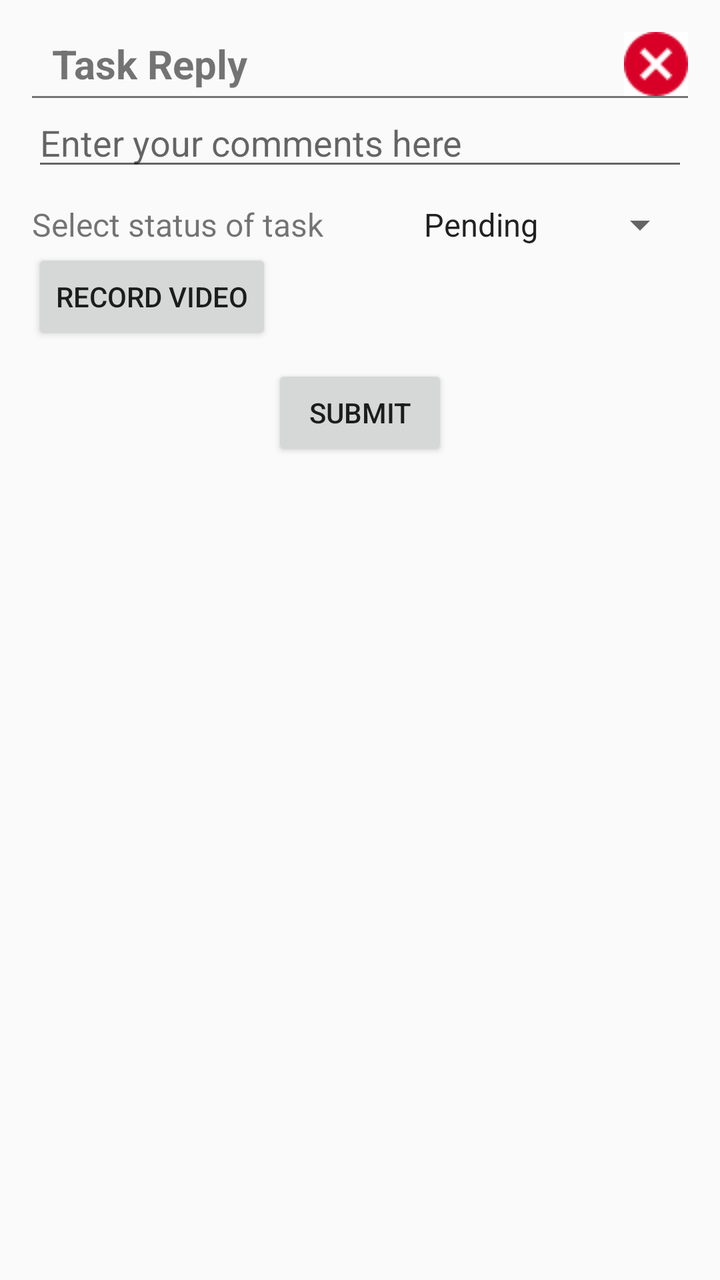
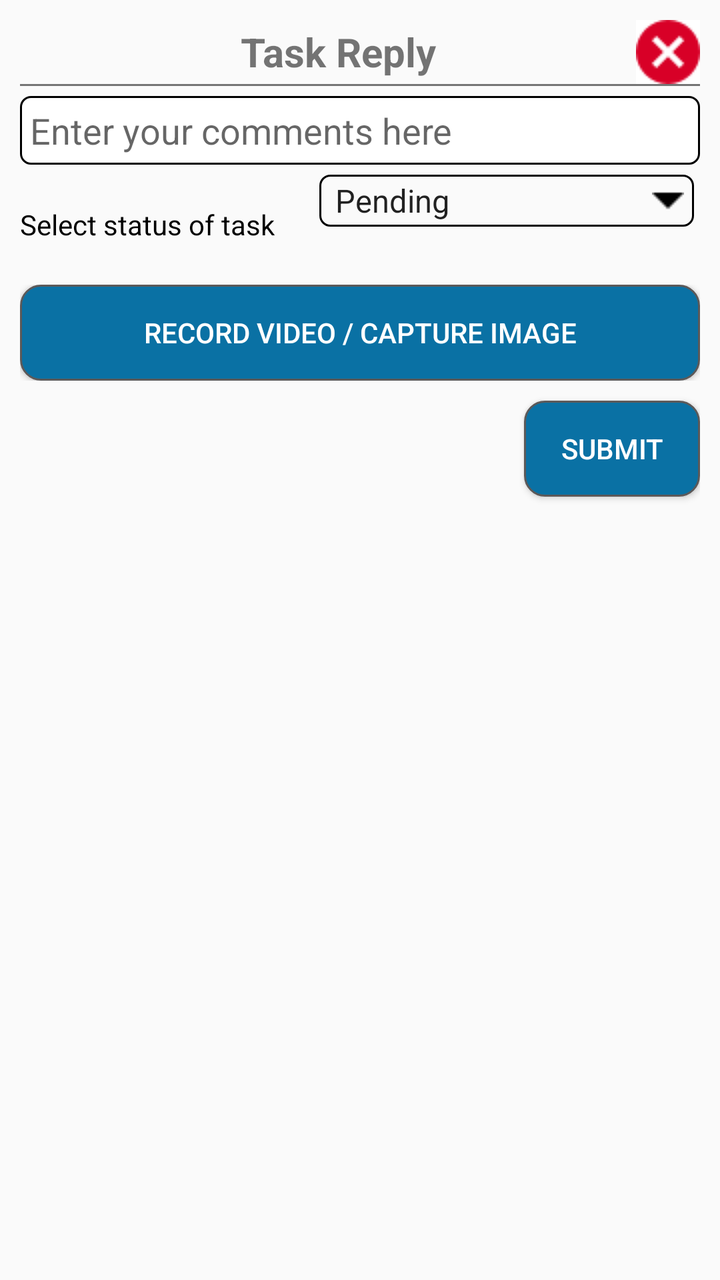

Screens rendered from an Android XML layout before and after an edit, with the pre-edit source and the edit as a unified diff.
<!-- AndroidManifest.xml: application theme AppTheme -->
<!-- res/layout/task_editor.xml -->
<?xml version="1.0" encoding="utf-8"?>
<LinearLayout xmlns:android="http://schemas.android.com/apk/res/android"
    android:layout_width="match_parent"
    android:layout_height="match_parent"
    android:orientation="vertical"
    android:padding="16dp">


    <LinearLayout
        android:layout_width="match_parent"
        android:layout_height="wrap_content"
        android:orientation="horizontal">

        <TextView
            android:layout_width="0dp"
            android:layout_height="wrap_content"
            android:layout_gravity="center"
            android:layout_marginLeft="10dp"
            android:layout_weight="1"
            android:gravity="left"
            android:text="Task Reply"
            android:textSize="20sp"
            android:textStyle="bold" />

        <ImageButton
            android:id="@+id/edt_close"
            android:layout_width="wrap_content"
            android:layout_height="wrap_content"
            android:background="@color/white"
            android:src="@drawable/cancelbutton" />
    </LinearLayout>

    <View
        android:layout_width="match_parent"
        android:layout_height="1dp"
        android:background="@color/grey_600" />

    <EditText
        android:id="@+id/taskComments"
        android:layout_width="match_parent"

        android:layout_height="wrap_content"
        android:hint="Enter your comments here" />

    <LinearLayout
        android:layout_width="match_parent"
        android:layout_height="wrap_content"
        android:layout_marginTop="10dp">


        <TextView
            android:layout_width="0dp"
            android:layout_height="wrap_content"
            android:layout_weight="7"
            android:layout_gravity="center"
            android:text="Select status of task"
            android:textSize="16sp" />

        <Spinner
            android:id="@+id/taskSpinner"
            android:layout_width="0dp"
            android:layout_height="wrap_content"
            android:layout_weight="5.2"
            android:entries="@array/statusSpinner" />
    </LinearLayout>

    <LinearLayout
        android:layout_width="match_parent"
        android:visibility="visible"
        android:layout_height="wrap_content">

        <Button
            android:id="@+id/record"
            android:layout_width="wrap_content"
            android:layout_height="wrap_content"
            android:text="Record Video" />


    </LinearLayout>

    <Button
        android:id="@+id/task_submit"
        android:layout_width="wrap_content"
        android:layout_height="wrap_content"
        android:layout_gravity="center"
        android:layout_marginTop="10dp"
        android:text="Submit" />

</LinearLayout>
<!-- resources referenced by this layout -->
<resources>
  <string-array name="statusSpinner">
  
      <item>Pending</item>
      <item>Progress</item>
      <item>Compleated</item>
  </string-array>
  <color name="grey_600">#757575</color>
  <color name="white">#FFFFFF</color>
  <!-- drawable cancelbutton: png bitmap (drawable, 616 bytes) -->
  <style name="AppTheme" parent="Theme.AppCompat.Light.DarkActionBar">
          
          <item name="windowNoTitle">true</item>
          <item name="windowActionBar">false</item>
          <item name="colorPrimary">@color/light_blue_800</item>
          <item name="colorPrimaryDark">@color/colorPrimaryDark</item>
          <item name="colorAccent">@color/colorAccent</item>
      </style>
  <color name="light_blue_800">#0277bd</color>
  <color name="colorPrimaryDark">#303F9F</color>
  <color name="colorAccent">#000105</color>
</resources>

<!-- the commit's change to res/layout/task_editor.xml (unified diff, before → after) -->
@@ -3,7 +3,7 @@
     android:layout_width="match_parent"
     android:layout_height="match_parent"
     android:orientation="vertical"
-    android:padding="16dp">
+    android:padding="10dp">
 
 
     <LinearLayout
@@ -17,7 +17,7 @@
             android:layout_gravity="center"
             android:layout_marginLeft="10dp"
             android:layout_weight="1"
-            android:gravity="left"
+            android:gravity="center"
             android:text="Task Reply"
             android:textSize="20sp"
             android:textStyle="bold" />
@@ -38,42 +38,78 @@
     <EditText
         android:id="@+id/taskComments"
         android:layout_width="match_parent"
+        android:layout_height="wrap_content"
+        android:layout_gravity="center"
+        android:layout_marginTop="5dp"
+        android:background="@drawable/rounded_edittext"
+        android:hint="Enter your comments here"
+        android:inputType="text"
+        android:padding="5dp"
+        android:singleLine="true" />
 
-        android:layout_height="wrap_content"
-        android:hint="Enter your comments here" />
+    <LinearLayout
+        android:layout_width="match_parent"
+        android:layout_height="50dp"
+        android:layout_marginTop="5dp"
+        android:orientation="horizontal">
+
+        <TextView
+            android:layout_width="0dp"
+            android:layout_height="match_parent"
+            android:layout_gravity="center"
+            android:layout_weight="1.6"
+            android:gravity="left|center"
+            android:text="Select status of task"
+            android:textColor="#000" />
+
+        <RelativeLayout
+            android:layout_width="0dp"
+            android:layout_height="wrap_content"
+            android:layout_marginRight="3dp"
+            android:layout_weight="2"
+            android:background="@drawable/spinner_border"
+            android:orientation="horizontal">
+
+            <Spinner
+                android:id="@+id/taskSpinner"
+                android:layout_width="match_parent"
+                android:layout_height="wrap_content"
+                android:layout_centerVertical="true"
+                android:layout_gravity="center"
+                android:background="@android:color/transparent"
+                android:gravity="center"
+                android:entries="@array/statusSpinner" />
+
+            <ImageView
+                android:layout_width="wrap_content"
+                android:layout_height="wrap_content"
+                android:layout_alignParentRight="true"
+                android:layout_centerVertical="true"
+                android:layout_gravity="center"
+                android:padding="5sp"
+                android:src="@drawable/drop_down" />
+
+        </RelativeLayout>
+
+
+    </LinearLayout>
 
     <LinearLayout
         android:layout_width="match_parent"
         android:layout_height="wrap_content"
-        android:layout_marginTop="10dp">
-
-
-        <TextView
-            android:layout_width="0dp"
-            android:layout_height="wrap_content"
-            android:layout_weight="7"
-            android:layout_gravity="center"
-            android:text="Select status of task"
-            android:textSize="16sp" />
-
-        <Spinner
-            android:id="@+id/taskSpinner"
-            android:layout_width="0dp"
-            android:layout_height="wrap_content"
-            android:layout_weight="5.2"
-            android:entries="@array/statusSpinner" />
-    </LinearLayout>
-
-    <LinearLayout
-        android:layout_width="match_parent"
-        android:visibility="visible"
-        android:layout_height="wrap_content">
+        android:orientation="horizontal"
+        android:layout_marginTop="5dp"
+        android:visibility="visible">
 
         <Button
             android:id="@+id/record"
-            android:layout_width="wrap_content"
+            android:layout_width="0dp"
             android:layout_height="wrap_content"
-            android:text="Record Video" />
+            android:layout_weight="1"
+            android:background="@drawable/button_background"
+            android:text="Record Video / Capture Image"
+            android:textColor="@color/white" />
+
 
 
     </LinearLayout>
@@ -82,8 +118,10 @@
         android:id="@+id/task_submit"
         android:layout_width="wrap_content"
         android:layout_height="wrap_content"
-        android:layout_gravity="center"
+        android:layout_gravity="right"
         android:layout_marginTop="10dp"
-        android:text="Submit" />
+        android:background="@drawable/button_background"
+        android:text="Submit"
+        android:textColor="@color/white" />
 
 </LinearLayout>
<!-- resource entries referenced after the edit -->
@@ -8,7 +8,50 @@
   </string-array>
   <color name="grey_600">#757575</color>
   <color name="white">#FFFFFF</color>
+  <!-- drawable button_background (drawable) -->
+  <?xml version="1.0" encoding="utf-8"?>
+  <selector xmlns:android="http://schemas.android.com/apk/res/android">
+      <item>
+  
+          <shape android:shape="rectangle">
+              <solid android:color="#0a71a4" />
+              <stroke android:width="1dp" android:color="#5c5959" />
+              <corners android:radius="10dp" />
+  
+          </shape>
+  
+      </item>
+  
+  </selector>
   <!-- drawable cancelbutton: png bitmap (drawable, 616 bytes) -->
+  <!-- drawable drop_down: png bitmap (drawable, 211 bytes) -->
+  <!-- drawable rounded_edittext (drawable) -->
+  <?xml version="1.0" encoding="utf-8"?>
+  <selector xmlns:android="http://schemas.android.com/apk/res/android">
+      <item>
+  
+  <shape android:shape="rectangle">
+      <solid android:color="#fff"/>
+      <stroke android:color="#000"
+          android:width="1dp"/>
+      <corners android:radius="5dp"/>
+  
+  </shape>
+  
+      </item>
+  
+  </selector>
+  <!-- drawable spinner_border (drawable) -->
+  <?xml version="1.0" encoding="utf-8"?>
+  <shape xmlns:android="http://schemas.android.com/apk/res/android">
+      <solid android:color="@android:color/transparent" />
+      <corners android:radius="5dp" />
+      <stroke
+          android:width="1dp"
+          android:color="#000">
+  
+      </stroke>
+      </shape>
   <style name="AppTheme" parent="Theme.AppCompat.Light.DarkActionBar">
           
           <item name="windowNoTitle">true</item>
